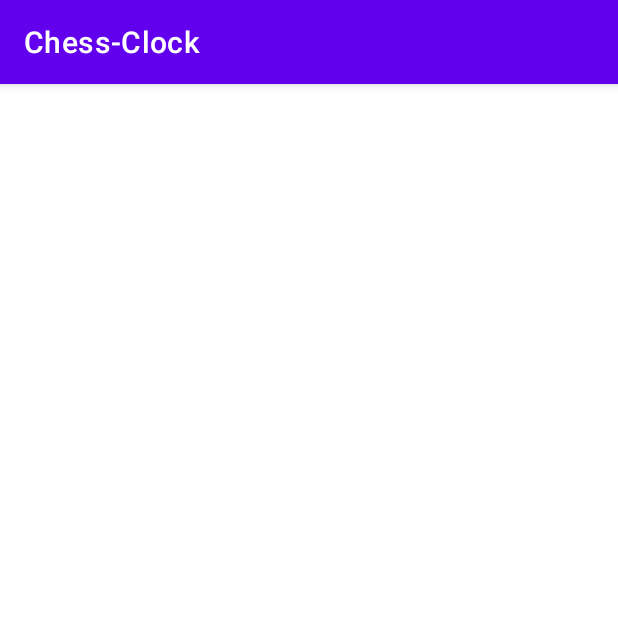
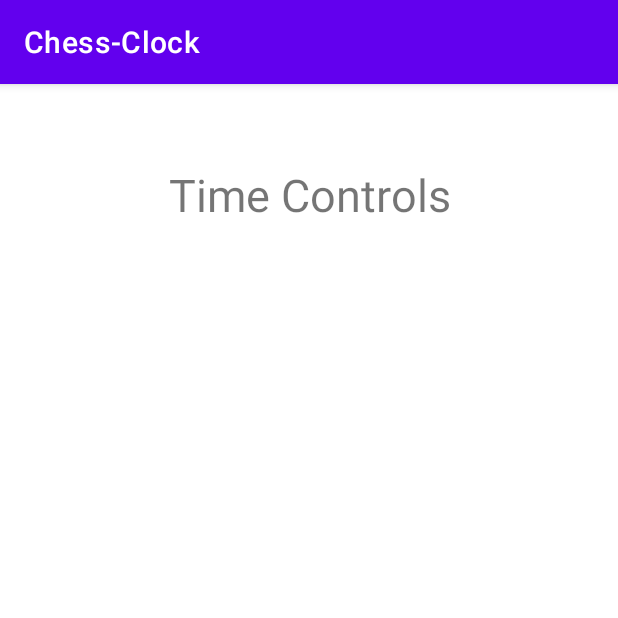
Before and after one commit to Arios9/Chess-Clock, an Android app: the screen it shows after launch (MainActivity), on a phone screen of 412 x 824 dp, the top half of it. Run offline under Robolectric (Android 15) with nearby library versions, the phone set to English and light mode, and no system bars.

Commit message:
fragment added

```diff
--- a/app/build.gradle
+++ b/app/build.gradle
@@ -33,6 +33,7 @@ dependencies {
     implementation 'androidx.appcompat:appcompat:1.3.0'
     implementation 'com.google.android.material:material:1.3.0'
     implementation 'androidx.constraintlayout:constraintlayout:2.0.4'
+    implementation 'androidx.legacy:legacy-support-v4:1.0.0'
     testImplementation 'junit:junit:4.+'
     androidTestImplementation 'androidx.test.ext:junit:1.1.2'
     androidTestImplementation 'androidx.test.espresso:espresso-core:3.3.0'
--- /dev/null
+++ b/app/src/main/java/com/example/chess_clock/BlankFragment.java
@@ -0,0 +1,20 @@
+package com.example.chess_clock;
+
+import android.os.Bundle;
+
+import androidx.fragment.app.Fragment;
+
+import android.view.LayoutInflater;
+import android.view.View;
+import android.view.ViewGroup;
+
+
+public class BlankFragment extends Fragment {
+
+    @Override
+    public View onCreateView(LayoutInflater inflater, ViewGroup container,
+                             Bundle savedInstanceState) {
+        // Inflate the layout for this fragment
+        return inflater.inflate(R.layout.fragment_blank, container, false);
+    }
+}
--- a/app/src/main/res/layout/activity_main.xml
+++ b/app/src/main/res/layout/activity_main.xml
@@ -1,10 +1,26 @@
 <?xml version="1.0" encoding="utf-8"?>
-<androidx.constraintlayout.widget.ConstraintLayout xmlns:android="http://schemas.android.com/apk/res/android"
-    xmlns:app="http://schemas.android.com/apk/res-auto"
-    xmlns:tools="http://schemas.android.com/tools"
-    android:layout_width="match_parent"
-    android:layout_height="match_parent"
-    tools:context=".MainActivity">
 
 
-</androidx.constraintlayout.widget.ConstraintLayout>
+<LinearLayout xmlns:android="http://schemas.android.com/apk/res/android"
+android:layout_width="match_parent"
+android:layout_height="match_parent"
+android:paddingLeft="16dp"
+android:paddingRight="16dp"
+android:orientation="vertical"
+android:gravity="center">
+
+<TextView
+    android:layout_width="match_parent"
+    android:layout_height="wrap_content"
+    android:text="Time Controls"
+    android:gravity="center"
+    android:textSize="30dp"
+    android:layout_marginBottom="20dp" />
+
+<fragment
+    android:id="@+id/fragment"
+    android:name="com.example.chess_clock.BlankFragment"
+    android:layout_width="match_parent"
+    android:layout_height="600dp" />
+
+</LinearLayout>
--- /dev/null
+++ b/app/src/main/res/layout/fragment_blank.xml
@@ -0,0 +1,8 @@
+<?xml version="1.0" encoding="utf-8"?>
+<FrameLayout xmlns:android="http://schemas.android.com/apk/res/android"
+    xmlns:tools="http://schemas.android.com/tools"
+    android:layout_width="match_parent"
+    android:layout_height="match_parent"
+    tools:context=".BlankFragment">
+
+</FrameLayout>
--- a/app/src/main/res/values/strings.xml
+++ b/app/src/main/res/values/strings.xml
@@ -1,3 +1,5 @@
 <resources>
     <string name="app_name">Chess-Clock</string>
+    <!-- TODO: Remove or change this placeholder text -->
+    <string name="hello_blank_fragment">Hello blank fragment</string>
 </resources>
```
